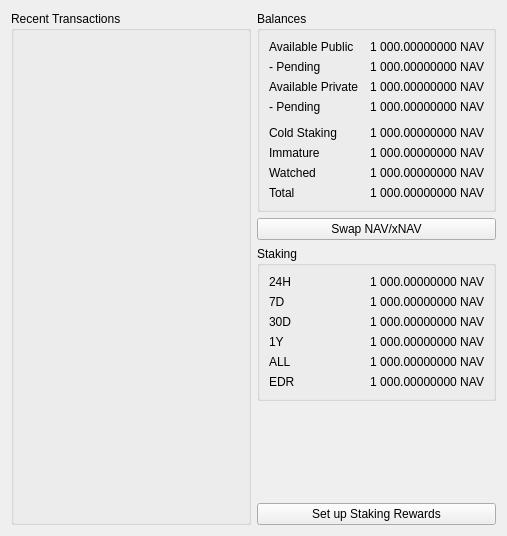
The window that src/qt/forms/overviewpage.ui (NavPool/navcoin-core) describes before a commit, drawn with Qt 5.
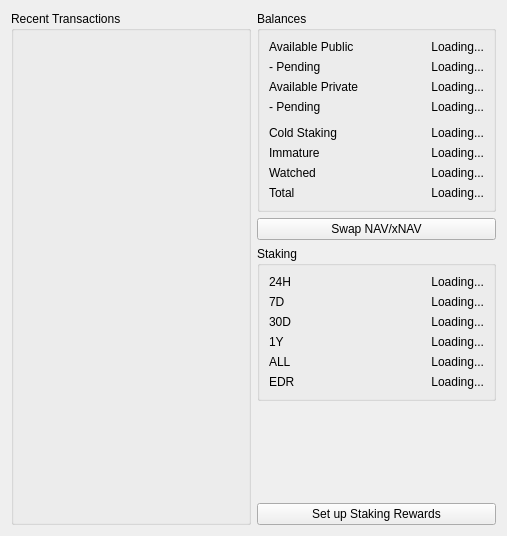
The same window after the commit. Custom widgets are drawn as their Qt base class.

Diff of the .ui file:
```diff
--- a/src/qt/forms/overviewpage.ui
+++ b/src/qt/forms/overviewpage.ui
@@ -59,7 +59,7 @@
         <item row="1" column="1">
          <widget class="QLabel" name="labelBalance">
           <property name="text">
-           <string>1 000.00000000 NAV</string>
+           <string>Loading...</string>
           </property>
           <property name="alignment">
            <set>Qt::AlignRight|Qt::AlignTrailing|Qt::AlignVCenter</set>
@@ -76,7 +76,7 @@
         <item row="2" column="1">
          <widget class="QLabel" name="labelUnconfirmed">
           <property name="text">
-           <string>1 000.00000000 NAV</string>
+           <string>Loading...</string>
           </property>
           <property name="alignment">
            <set>Qt::AlignRight|Qt::AlignTrailing|Qt::AlignVCenter</set>
@@ -93,7 +93,7 @@
         <item row="3" column="1">
          <widget class="QLabel" name="labelPrivateBalance">
           <property name="text">
-           <string>1 000.00000000 NAV</string>
+           <string>Loading...</string>
           </property>
           <property name="alignment">
            <set>Qt::AlignRight|Qt::AlignTrailing|Qt::AlignVCenter</set>
@@ -110,7 +110,7 @@
         <item row="4" column="1">
          <widget class="QLabel" name="labelPrivateBalancePending">
           <property name="text">
-           <string>1 000.00000000 NAV</string>
+           <string>Loading...</string>
           </property>
           <property name="alignment">
            <set>Qt::AlignRight|Qt::AlignTrailing|Qt::AlignVCenter</set>
@@ -127,7 +127,7 @@
         <item row="6" column="1">
          <widget class="QLabel" name="labelColdStaking">
           <property name="text">
-           <string>1 000.00000000 NAV</string>
+           <string>Loading...</string>
           </property>
           <property name="alignment">
            <set>Qt::AlignRight|Qt::AlignTrailing|Qt::AlignVCenter</set>
@@ -144,7 +144,7 @@
         <item row="7" column="1">
          <widget class="QLabel" name="labelImmature">
           <property name="text">
-           <string>1 000.00000000 NAV</string>
+           <string>Loading...</string>
           </property>
           <property name="alignment">
            <set>Qt::AlignRight|Qt::AlignTrailing|Qt::AlignVCenter</set>
@@ -161,7 +161,7 @@
         <item row="8" column="1">
          <widget class="QLabel" name="labelWatchedBalance">
           <property name="text">
-           <string>1 000.00000000 NAV</string>
+           <string>Loading...</string>
           </property>
           <property name="alignment">
            <set>Qt::AlignRight|Qt::AlignTrailing|Qt::AlignVCenter</set>
@@ -178,7 +178,7 @@
         <item row="9" column="1">
          <widget class="QLabel" name="labelTotal">
           <property name="text">
-           <string>1 000.00000000 NAV</string>
+           <string>Loading...</string>
           </property>
           <property name="alignment">
            <set>Qt::AlignRight|Qt::AlignTrailing|Qt::AlignVCenter</set>
@@ -220,7 +220,7 @@
         <item row="2" column="1">
          <widget class="QLabel" name="label7dStakingStats">
           <property name="text">
-           <string>1 000.00000000 NAV</string>
+           <string>Loading...</string>
           </property>
           <property name="alignment">
            <set>Qt::AlignRight|Qt::AlignTrailing|Qt::AlignVCenter</set>
@@ -237,7 +237,7 @@
         <item row="3" column="1">
          <widget class="QLabel" name="label30dStakingStats">
           <property name="text">
-           <string>1 000.00000000 NAV</string>
+           <string>Loading...</string>
           </property>
           <property name="alignment">
            <set>Qt::AlignRight|Qt::AlignTrailing|Qt::AlignVCenter</set>
@@ -254,7 +254,7 @@
         <item row="4" column="1">
          <widget class="QLabel" name="label1yStakingStats">
           <property name="text">
-           <string>1 000.00000000 NAV</string>
+           <string>Loading...</string>
           </property>
           <property name="alignment">
            <set>Qt::AlignRight|Qt::AlignTrailing|Qt::AlignVCenter</set>
@@ -271,7 +271,7 @@
         <item row="5" column="1">
          <widget class="QLabel" name="labelallStakingStats">
           <property name="text">
-           <string>1 000.00000000 NAV</string>
+           <string>Loading...</string>
           </property>
           <property name="alignment">
            <set>Qt::AlignRight|Qt::AlignTrailing|Qt::AlignVCenter</set>
@@ -291,7 +291,7 @@
         <item row="6" column="1">
          <widget class="QLabel" name="labelExpectedStakingStats">
           <property name="text">
-           <string>1 000.00000000 NAV</string>
+           <string>Loading...</string>
           </property>
           <property name="alignment">
            <set>Qt::AlignRight|Qt::AlignTrailing|Qt::AlignVCenter</set>
@@ -308,7 +308,7 @@
         <item row="1" column="1">
          <widget class="QLabel" name="label24hStakingStats">
           <property name="text">
-           <string>1 000.00000000 NAV</string>
+           <string>Loading...</string>
           </property>
           <property name="alignment">
            <set>Qt::AlignRight|Qt::AlignTrailing|Qt::AlignVCenter</set>
```
